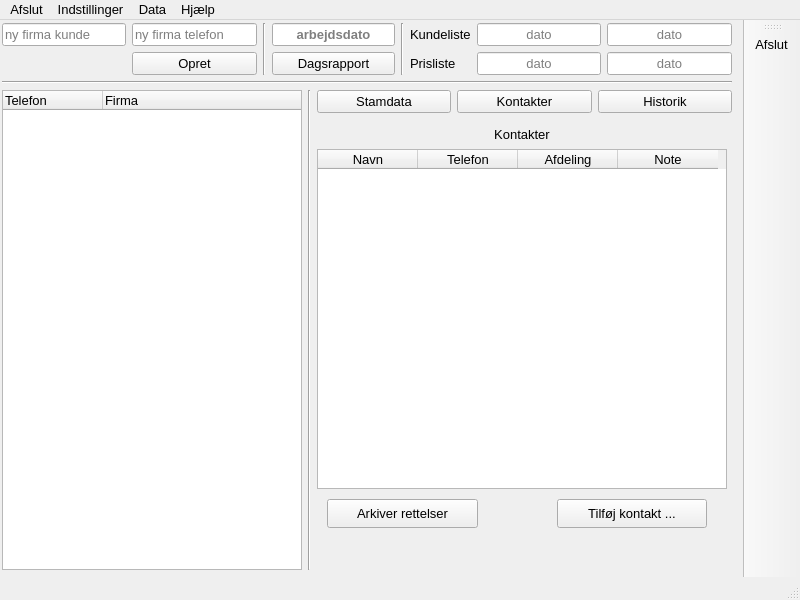
This is buildtools/ui/main_window.ui in fhdk/eordre2 as Qt 5 draws it before an edit. The edited form follows.
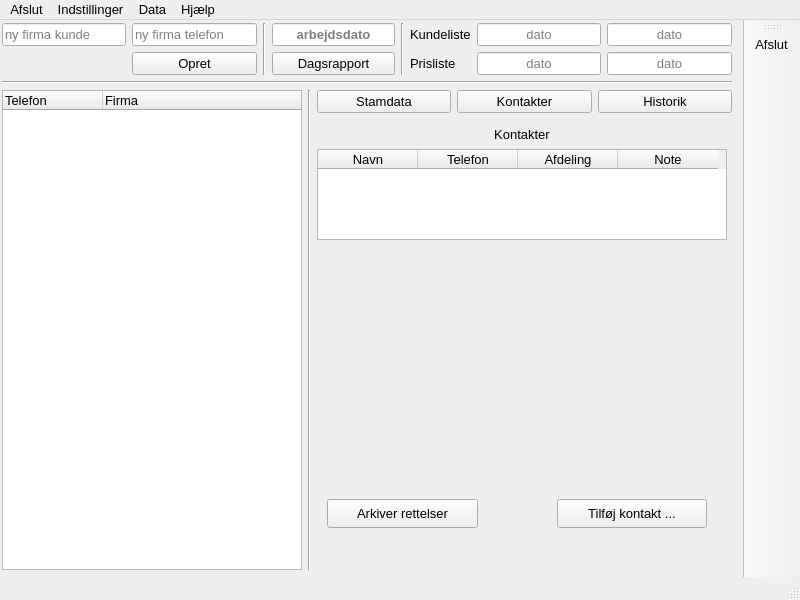
This is the edited form. The open tabs and pages were chosen to show the change. Icons and pictures are not drawn.

```diff
--- a/buildtools/ui/main_window.ui
+++ b/buildtools/ui/main_window.ui
@@ -738,7 +738,7 @@
                <x>0</x>
                <y>30</y>
                <width>410</width>
-               <height>340</height>
+               <height>91</height>
               </rect>
              </property>
              <property name="statusTip">
```
Left out of the diff: 2 changed lines with no effect on the pictures.
